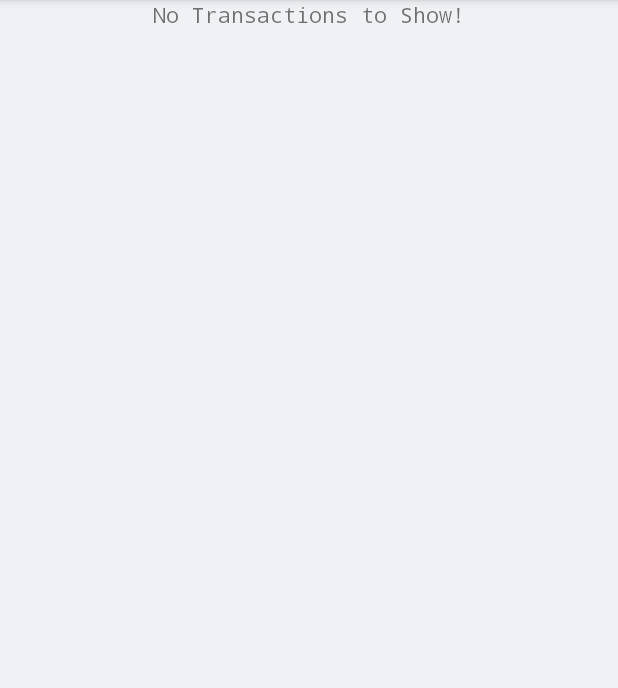
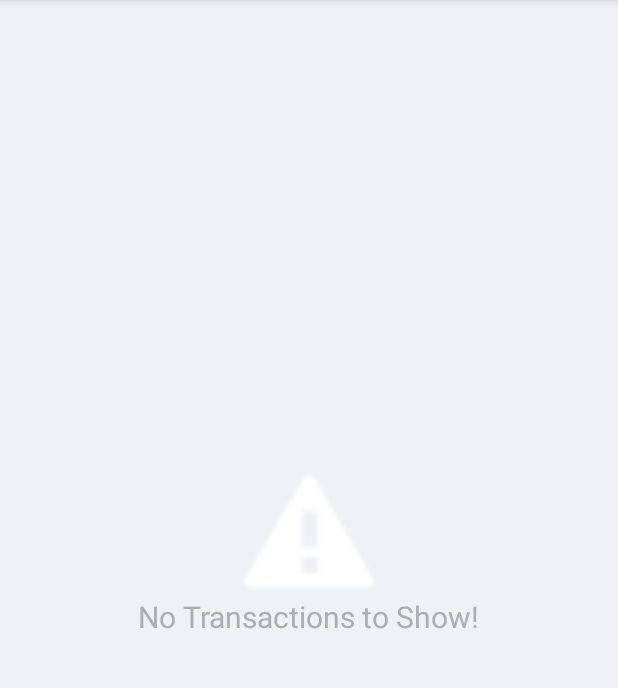
Before and after one commit to Seantonomous/UniversalFinanceManager, an Android app: the screen it shows after launch (TransactionHistoryActivity), on a phone screen of 412 x 824 dp, the part 84-772 px from its top. Run offline under Robolectric (Android 15) with nearby library versions, the phone set to English and light mode, and no system bars; our stand-ins replace Dagger/Hilt's generated code, Room's generated code.

Commit message:
Messed around with the no transactions view in history layout, added a drawable. looks better!

```diff
--- a/app/src/main/res/layout/transaction_history_fragment.xml
+++ b/app/src/main/res/layout/transaction_history_fragment.xml
@@ -5,9 +5,10 @@ Peer Review:
     Date:
     Team Members:
 Contributing Team Members:-->
-<RelativeLayout xmlns:android="http://schemas.android.com/apk/res/android"
+<LinearLayout xmlns:android="http://schemas.android.com/apk/res/android"
     android:layout_width="match_parent"
     android:layout_height="match_parent"
+    android:orientation="vertical"
     android:background="@color/colorBackground">
     <LinearLayout
         android:id="@+id/transactionsLayout"
@@ -24,16 +25,23 @@ Contributing Team Members:-->
 
     <LinearLayout
         android:id="@+id/noTransactionsLayout"
-        android:layout_width="fill_parent"
-        android:layout_height="fill_parent"
-        android:layout_centerInParent="true"
+        android:layout_width="match_parent"
+        android:layout_height="match_parent"
+        android:gravity="center"
         android:orientation="vertical">
 
+        <ImageView
+            android:layout_width="wrap_content"
+            android:layout_height="wrap_content"
+            android:scaleX="4"
+            android:scaleY="4"
+            android:src="@android:drawable/stat_notify_error"/>
         <TextView
             android:id="@+id/noTransactionsText"
             android:layout_width="wrap_content"
             android:layout_height="wrap_content"
-            android:layout_gravity="center_horizontal|center_vertical"
-            android:fontFamily="monospace"/>
+            android:textSize="20sp"
+            android:textColor="@color/colorLightText"
+            android:paddingTop="30dp"/>
     </LinearLayout>
-</RelativeLayout>
+</LinearLayout>
--- a/app/src/main/res/values/colors.xml
+++ b/app/src/main/res/values/colors.xml
@@ -4,4 +4,5 @@
     <color name="colorPrimaryDark">#7254af</color>
     <color name="colorAccent">#bfc165</color>
     <color name="colorBackground">#eff1f4</color>
+    <color name="colorLightText">#abaeb2</color>
 </resources>
```
